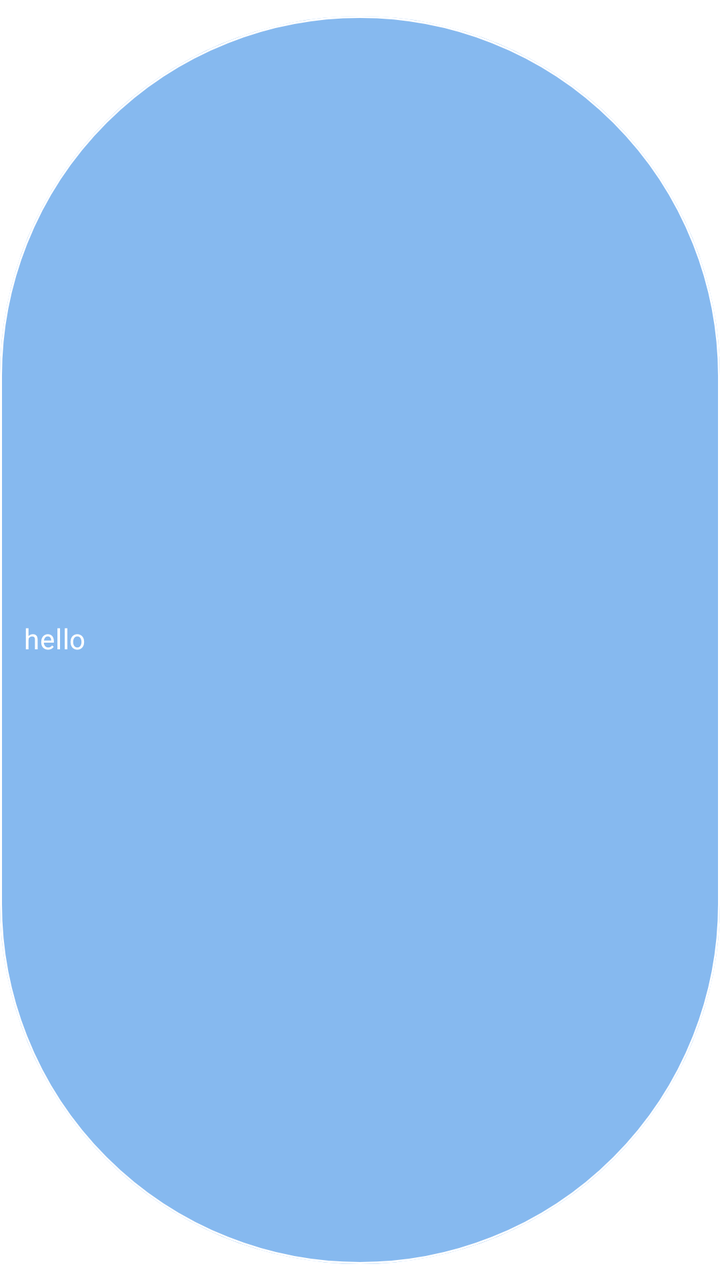
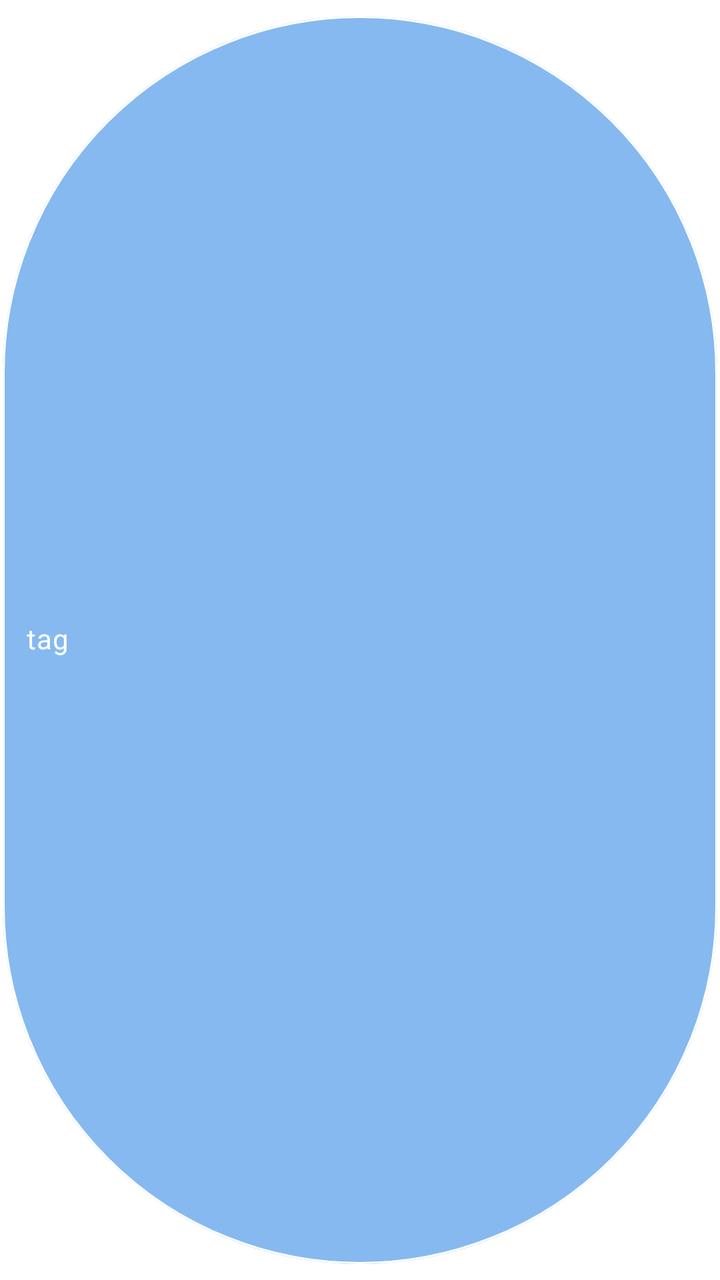

Compare the two renders of this Android layout. The source of the first and the diff that turns it into the second are given below.
<!-- AndroidManifest.xml: application theme Theme.Mutism -->
<!-- res/layout/view_custom_chip.xml -->
<?xml version="1.0" encoding="utf-8"?>
<com.google.android.material.chip.Chip xmlns:android="http://schemas.android.com/apk/res/android"
    xmlns:app="http://schemas.android.com/apk/res-auto"
    style="@style/CustomChip"
    android:layout_width="wrap_content"
    android:layout_height="wrap_content"
    android:layout_margin="5dp"
    android:text="hello"/>
<!-- resources referenced by this layout -->
<resources>
  <style name="CustomChip" parent="@style/Widget.MaterialComponents.Chip.Filter">
          <item name="chipBackgroundColor">@color/chip_bg_color_selector</item>
          <item name="chipStrokeColor">@color/chip_stroke_selector</item>
          <item name="chipStrokeWidth">1dp</item>
  
          <item name="android:textColor">@color/chip_text_color_selector</item>
          <item name="checkedIcon">@drawable/tac_checked</item>
  
          <item name="closeIcon">@drawable/chip_cancel</item>
          <item name="closeIconTint">@color/white</item>
          <item name="closeIconSize">14dp</item>
          <item name="paddingStart">10dp</item>
          <item name="paddingEnd">10dp</item>
      </style>
  <style name="Theme.Mutism" parent="Base.Theme.Mutism" />
  <!-- drawable tac_checked (drawable) -->
  <vector xmlns:android="http://schemas.android.com/apk/res/android"
      android:width="12dp"
      android:height="12dp"
      android:viewportWidth="12"
      android:viewportHeight="12">
    <path
        android:pathData="M6,6m-6,0a6,6 0,1 1,12 0a6,6 0,1 1,-12 0"
        android:fillColor="#86B9EF"/>
    <path
        android:pathData="M9.182,3.703C9.276,3.797 9.328,3.924 9.328,4.057C9.328,4.189 9.276,4.316 9.182,4.41L5.434,8.158C5.385,8.207 5.326,8.247 5.261,8.274C5.197,8.3 5.127,8.314 5.057,8.314C4.987,8.314 4.918,8.3 4.853,8.274C4.788,8.247 4.729,8.207 4.68,8.158L2.818,6.296C2.77,6.25 2.732,6.195 2.706,6.134C2.68,6.073 2.666,6.007 2.665,5.941C2.665,5.875 2.677,5.809 2.703,5.747C2.728,5.686 2.765,5.63 2.812,5.583C2.859,5.536 2.914,5.499 2.976,5.474C3.037,5.449 3.103,5.436 3.17,5.437C3.236,5.437 3.302,5.451 3.363,5.477C3.424,5.503 3.479,5.541 3.525,5.589L5.057,7.121L8.475,3.703C8.521,3.657 8.576,3.62 8.637,3.595C8.698,3.57 8.763,3.557 8.828,3.557C8.894,3.557 8.959,3.57 9.02,3.595C9.08,3.62 9.135,3.657 9.182,3.703Z"
        android:fillColor="#ffffff"
        android:fillType="evenOdd"/>
  </vector>
  <!-- drawable chip_cancel (drawable) -->
  <vector xmlns:android="http://schemas.android.com/apk/res/android"
      android:width="20dp"
      android:height="20dp"
      android:viewportWidth="6"
      android:viewportHeight="6">
    <path
        android:pathData="M0.9407,5.0599L3.0004,3.0002L5.0602,5.0599M5.0602,0.9404L3,3.0002L0.9407,0.9404"
        android:strokeLineJoin="round"
        android:strokeWidth="0.5"
        android:fillColor="#00000000"
        android:strokeColor="#ffffff"
        android:strokeLineCap="round"/>
  </vector>
  <color name="white">#FFFFFFFF</color>
  <style name="Base.Theme.Mutism" parent="Theme.MaterialComponents.DayNight.NoActionBar">
          <item name="colorPrimary">@color/color_noise_bg</item> 
          <item name="chipStyle">@style/CustomChip</item>
      </style>
  <color name="color_noise_bg">#86B9EF</color>
</resources>

<!-- the commit's change to res/layout/view_custom_chip.xml (unified diff, before → after) -->
@@ -1,8 +1,10 @@
 <?xml version="1.0" encoding="utf-8"?>
 <com.google.android.material.chip.Chip xmlns:android="http://schemas.android.com/apk/res/android"
     xmlns:app="http://schemas.android.com/apk/res-auto"
+    xmlns:tools="http://schemas.android.com/tools"
     style="@style/CustomChip"
     android:layout_width="wrap_content"
     android:layout_height="wrap_content"
     android:layout_margin="5dp"
-    android:text="hello"/>
+    android:gravity="center"
+    android:text="@string/custom_chip_tag"/>
<!-- resource entries referenced after the edit -->
@@ -1,5 +1,6 @@
 <!-- resources referenced by this layout -->
 <resources>
+  <string name="custom_chip_tag">tag</string>
   <style name="CustomChip" parent="@style/Widget.MaterialComponents.Chip.Filter">
           <item name="chipBackgroundColor">@color/chip_bg_color_selector</item>
           <item name="chipStrokeColor">@color/chip_stroke_selector</item>
